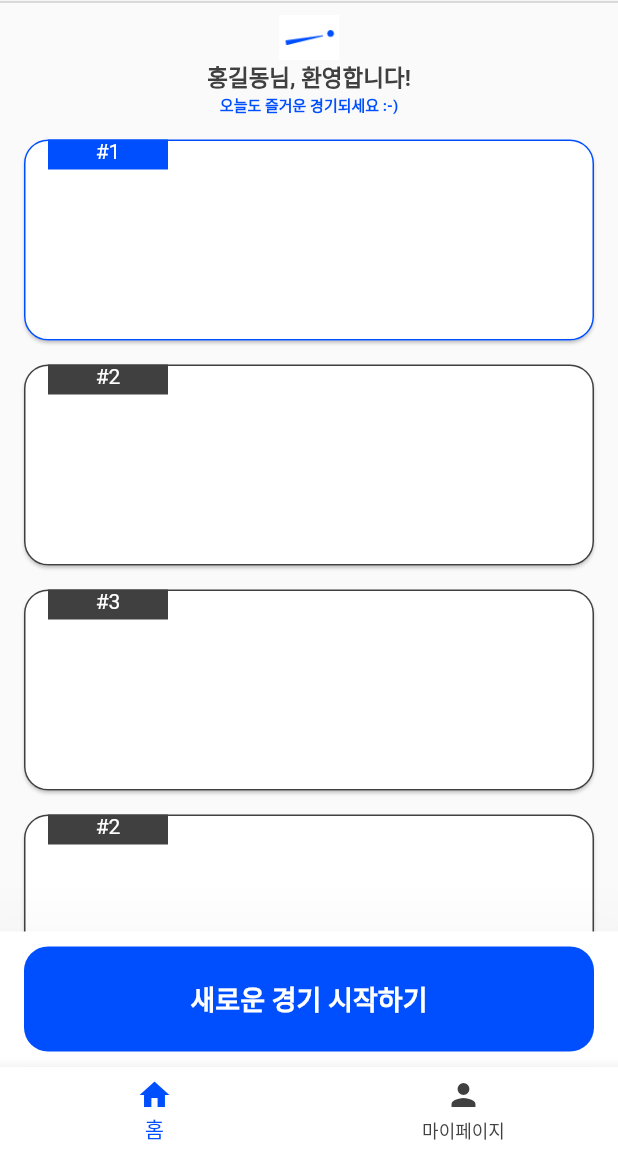
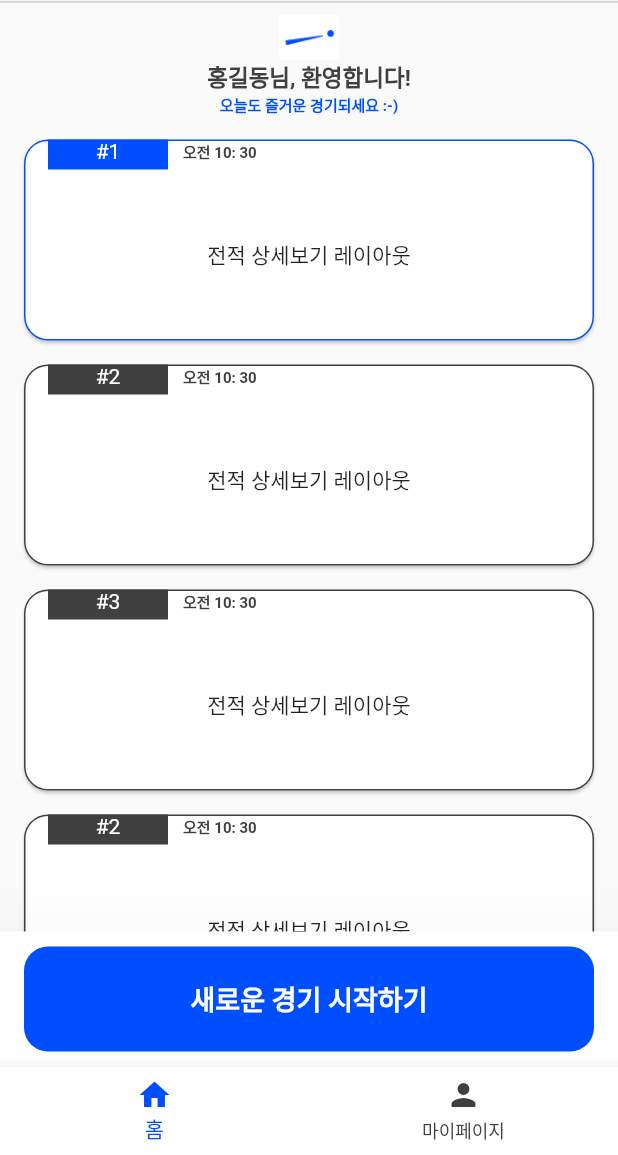
Before and after one commit to Q-Dang/qdang_front, a Flutter app: the screen it shows after launch, on a phone screen of 412 x 824 dp, the part 81-1236 px from its top. Run offline on Flutter 3.47's test engine with Material 2 defaults, Android fonts, the phone set to English and light mode, and no system bars; our stand-ins replace dio.

Commit message:
add RecordLayout

```diff
--- a/q_dang/lib/Component/record_card.dart
+++ b/q_dang/lib/Component/record_card.dart
@@ -1,5 +1,6 @@
 import 'package:flutter/material.dart';
 import 'package:q_dang/Component/record_card_title.dart';
+import 'package:q_dang/Component/record_layout.dart';
 import 'package:q_dang/Constant/colors.dart';
 
 class RecordCard extends StatelessWidget {
@@ -28,6 +29,9 @@ class RecordCard extends StatelessWidget {
               mainColor: mainColor,
               res: res,
             ),
+            Expanded(
+              child: RecordLayout(),
+            ),
           ],
         ),
       ),
--- a/q_dang/lib/Component/record_card_title.dart
+++ b/q_dang/lib/Component/record_card_title.dart
@@ -1,4 +1,6 @@
 import 'package:flutter/material.dart';
+import 'package:q_dang/Constant/colors.dart';
+import 'package:q_dang/Utils/data_util.dart';
 
 class RecordCardTitle extends StatelessWidget {
   Color mainColor;
@@ -23,6 +25,21 @@ class RecordCardTitle extends StatelessWidget {
               ),
             ),
           ),
+          SizedBox(
+            width: 10,
+          ),
+          SizedBox(
+            width: 80,
+            height: 20,
+            child: Text(
+              DataUtil.DateTimetoString(DateTime.now()),
+              style: TextStyle(
+                color: ksecondaryColor,
+                fontSize: 10,
+                fontWeight: FontWeight.w700,
+              ),
+            ),
+          )
         ],
       ),
     );
--- /dev/null
+++ b/q_dang/lib/Component/record_layout.dart
@@ -0,0 +1,16 @@
+import 'package:flutter/material.dart';
+
+class RecordLayout extends StatelessWidget {
+  @override
+  Widget build(BuildContext context) {
+    return Row(
+      crossAxisAlignment: CrossAxisAlignment.stretch,
+      children: [
+        Expanded(
+            child: Center(
+          child: Text('전적 상세보기 레이아웃'),
+        ))
+      ],
+    );
+  }
+}
--- a/q_dang/lib/Model/record_model.dart
+++ b/q_dang/lib/Model/record_model.dart
@@ -11,9 +11,11 @@ class Record {
   int id;
   GameCode code;
   int score;
+  DateTime gameTime;
 
   Record.fromJson({required Map<String, dynamic> json})
       : id = int.parse(json['id']),
         code = GameCode.values.elementAt(int.parse(json['code'])),
-        score = int.parse(json['score']);
+        score = int.parse(json['score']),
+        gameTime = DateTime.parse(json['gameTime']);
 }
```
